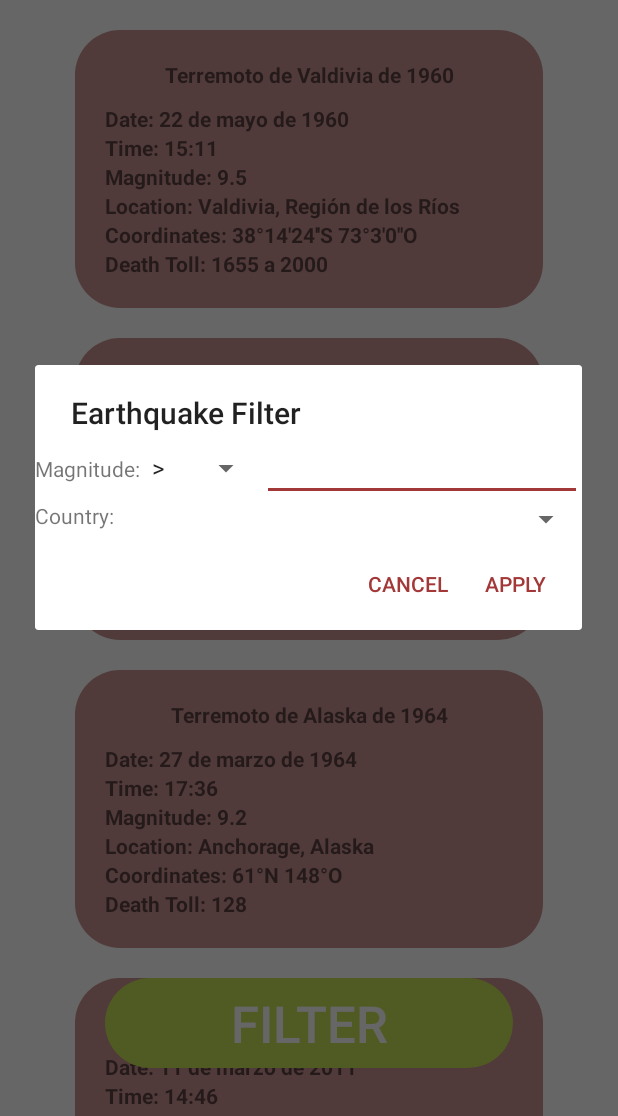
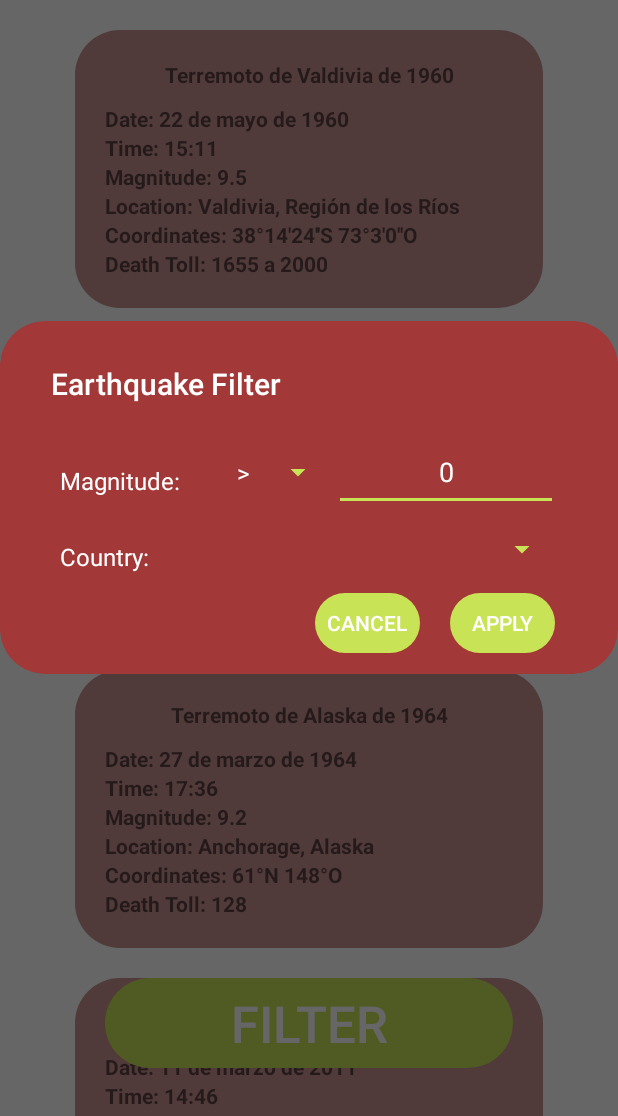
Before and after one commit to josmarqu/Quake_History_Android_Room_App, an Android app: the QuakeHistory screen opened directly, with no data from a screen before it, after a tap on "FILTER", on a phone screen of 412 x 824 dp, the part 120-1236 px from its top. Run offline under Robolectric (Android 15) with nearby library versions, the phone set to English and light mode, and no system bars; our stand-ins replace Room's generated code.

Commit message:
dialog design implemented

```diff
--- a/app/src/main/java/com/example/quakehistory/DialogFilter.java
+++ b/app/src/main/java/com/example/quakehistory/DialogFilter.java
@@ -24,7 +24,7 @@ public class DialogFilter extends DialogFragment {
         etMag = v.findViewById(R.id.etMag);
         spnCtry = v.findViewById(R.id.spnCtry);
 
-        AlertDialog.Builder builder = new AlertDialog.Builder(getActivity());
+        AlertDialog.Builder builder = new AlertDialog.Builder(getActivity(), R.style.MyAlertDialogStyle);
         builder.setView(v);
 
         builder.setTitle(R.string.eartquake_filter)
@@ -34,6 +34,7 @@ public class DialogFilter extends DialogFragment {
                 });
 
         AlertDialog ad = builder.create();
+        ad.getWindow().setBackgroundDrawable(getResources().getDrawable(R.drawable.dialog_bg));
         ad.setCanceledOnTouchOutside(false);
 
         ad.setOnShowListener(dialogInterface -> {
--- /dev/null
+++ b/app/src/main/res/drawable/dialog_bg.xml
@@ -0,0 +1,12 @@
+<?xml version="1.0" encoding="utf-8"?>
+<shape xmlns:android="http://schemas.android.com/apk/res/android">
+    <solid
+        android:color="@color/soft_red"/>
+    <corners
+        android:radius="30dp" />
+    <padding
+        android:left="10dp"
+        android:top="10dp"
+        android:right="10dp"
+        android:bottom="10dp" />
+</shape>
--- a/app/src/main/res/layout/activity_quake_history.xml
+++ b/app/src/main/res/layout/activity_quake_history.xml
@@ -38,7 +38,7 @@
         android:layout_marginEnd="70dp"
         android:layout_marginBottom="32dp"
         android:background="@drawable/roundstyle"
-        android:backgroundTint="#C9E357"
+        android:backgroundTint="@color/soft_green"
         android:text="@string/filter"
         android:textColor="@color/white"
         android:textSize="34sp"
--- a/app/src/main/res/layout/dialog_filter.xml
+++ b/app/src/main/res/layout/dialog_filter.xml
@@ -2,55 +2,85 @@
 <LinearLayout xmlns:android="http://schemas.android.com/apk/res/android"
     android:layout_width="match_parent"
     android:layout_height="wrap_content"
-    android:orientation="vertical">
+    android:orientation="horizontal"
+    android:paddingStart="30dp"
+    android:paddingEnd="30dp">
 
     <LinearLayout
-        android:layout_width="match_parent"
+        android:layout_width="200dp"
         android:layout_height="match_parent"
-        android:orientation="horizontal">
+        android:layout_marginTop="20dp"
+        android:layout_weight="1"
+        android:orientation="vertical">
 
         <TextView
             android:id="@+id/textView8"
-            android:layout_width="wrap_content"
-            android:layout_height="wrap_content"
+            android:layout_width="match_parent"
+            android:layout_height="match_parent"
             android:layout_weight="1"
-            android:text="@string/magnitude" />
+            android:gravity="center"
+            android:text="@string/magnitude"
+            android:textAlignment="textStart"
+            android:textColor="@color/white"
+            android:textSize="16sp" />
 
-        <Spinner
-            android:id="@+id/spnMag"
-            android:layout_width="wrap_content"
-            android:layout_height="wrap_content"
+        <TextView
+            android:id="@+id/textView9"
+            android:layout_width="match_parent"
+            android:layout_height="80dp"
             android:layout_weight="1"
-            android:entries="@array/mag_array"
-            />
+            android:gravity="center"
+            android:text="@string/country"
+            android:textAlignment="textStart"
+            android:textColor="@color/white"
+            android:textSize="16sp" />
 
-        <EditText
-            android:id="@+id/etMag"
-            android:layout_width="wrap_content"
-            android:layout_height="wrap_content"
-            android:layout_weight="1"
-            android:ems="10"
-            android:inputType="textPersonName" />
     </LinearLayout>
 
     <LinearLayout
         android:layout_width="match_parent"
         android:layout_height="match_parent"
-        android:orientation="horizontal">
+        android:layout_marginTop="20dp"
+        android:layout_weight="1"
+        android:orientation="vertical">
 
-        <TextView
-            android:id="@+id/textView9"
-            android:layout_width="wrap_content"
-            android:layout_height="wrap_content"
+        <LinearLayout
+            android:layout_width="match_parent"
+            android:layout_height="match_parent"
             android:layout_weight="1"
-            android:text="@string/country" />
+            android:orientation="horizontal">
+
+            <Spinner
+                android:id="@+id/spnMag"
+                android:layout_width="165dp"
+                android:layout_height="match_parent"
+                android:layout_weight="1"
+                android:backgroundTint="@color/soft_green"
+                android:entries="@array/mag_array"
+                android:textAlignment="textEnd"
+                android:theme="@style/SpinnerTheme" />
+
+            <EditText
+                android:id="@+id/etMag"
+                android:layout_width="match_parent"
+                android:layout_height="match_parent"
+                android:layout_weight="1"
+                android:backgroundTint="@color/soft_green"
+                android:ems="10"
+                android:inputType="textPersonName"
+                android:text="0"
+                android:textAlignment="center"
+                android:textColor="@color/white" />
+
+        </LinearLayout>
 
         <Spinner
             android:id="@+id/spnCtry"
-            android:layout_width="wrap_content"
-            android:layout_height="wrap_content"
+            android:layout_width="match_parent"
+            android:layout_height="match_parent"
             android:layout_weight="1"
-            />
+            android:backgroundTint="@color/soft_green"
+            android:theme="@style/SpinnerTheme" />
     </LinearLayout>
 
 </LinearLayout>
--- /dev/null
+++ b/app/src/main/res/values-v24/styles.xml
@@ -0,0 +1,10 @@
+<?xml version="1.0" encoding="utf-8"?>
+<resources>
+
+    <style name="MyAlertDialogStyle" parent="Theme.AppCompat.Light.Dialog.Alert">
+        <item name="android:textColorPrimary">@color/white</item>
+        <item name="android:titleMarginBottom">20dp</item>
+        <item name="android:buttonBarPositiveButtonStyle">@style/AlertDialogButtonStyle</item>
+        <item name="android:buttonBarNegativeButtonStyle">@style/AlertDialogButtonStyle</item>
+    </style>
+</resources>
--- a/app/src/main/res/values/colors.xml
+++ b/app/src/main/res/values/colors.xml
@@ -8,4 +8,5 @@
     <color name="black">#FF000000</color>
     <color name="white">#FFFFFFFF</color>
     <color name="soft_red">#A33838</color>
+    <color name="soft_green">#C9E357</color>
 </resources>
--- /dev/null
+++ b/app/src/main/res/values/styles.xml
@@ -0,0 +1,25 @@
+<?xml version="1.0" encoding="utf-8"?>
+<resources>
+
+    <style name="MyAlertDialogStyle" parent="Theme.AppCompat.Light.Dialog.Alert">
+        <item name="android:textColorPrimary">@color/white</item>
+        <item name="android:buttonBarPositiveButtonStyle">@style/AlertDialogButtonStyle</item>
+        <item name="android:buttonBarNegativeButtonStyle">@style/AlertDialogButtonStyle</item>
+    </style>
+
+    <style name="AlertDialogButtonStyle" parent="Widget.AppCompat.Button.ButtonBar.AlertDialog">
+        <item name="android:textColor">@color/white</item>
+        <item name="android:background">@drawable/roundstyle</item>
+        <item name="android:backgroundTint">@color/soft_green</item>
+        <item name="android:minHeight">40dp</item>
+        <item name="android:minWidth">70dp</item>
+        <item name="android:layout_marginEnd">20dp</item>
+    </style>
+
+    <style name="SpinnerTheme" parent="Theme.AppCompat.Light">
+        <item name="android:textColor">@color/white</item>
+        <item name="android:backgroundTint">@color/soft_red</item>
+    </style>
+
+
+</resources>
```
